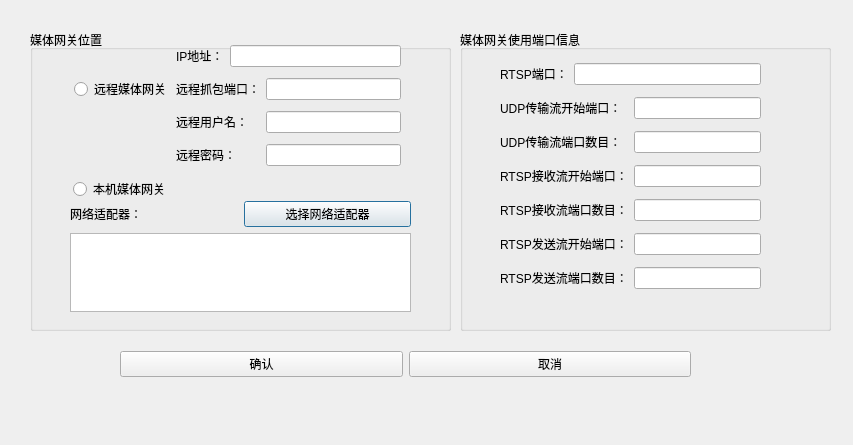
Before: the Qt Designer form ui/AddMediaDialog.ui in JeckyOH/NcgPcap, drawn with Qt 5.
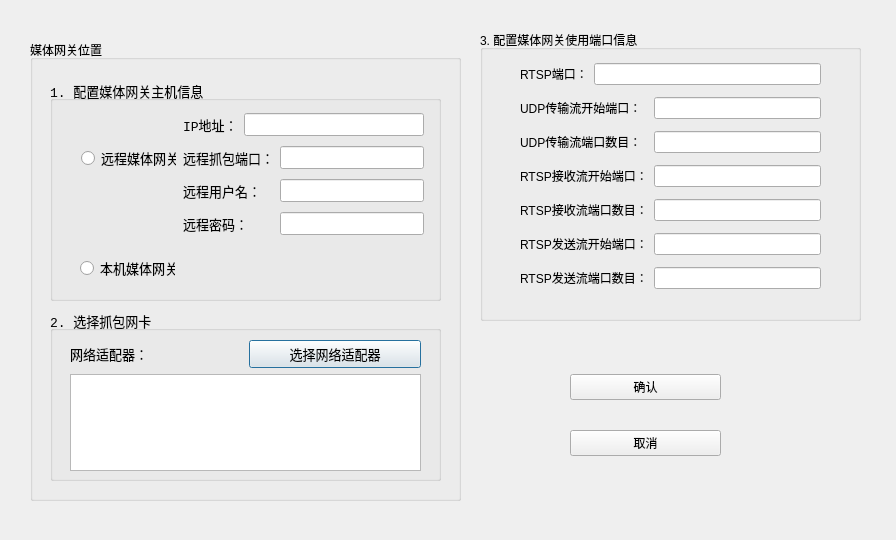
After: the same form once the commit is applied. Icons and pictures are not drawn.

```diff
--- a/ui/AddMediaDialog.ui
+++ b/ui/AddMediaDialog.ui
@@ -6,8 +6,8 @@
    <rect>
     <x>0</x>
     <y>0</y>
-    <width>853</width>
-    <height>445</height>
+    <width>896</width>
+    <height>540</height>
    </rect>
   </property>
   <property name="windowTitle">
@@ -21,21 +21,39 @@
    <property name="geometry">
     <rect>
      <x>30</x>
-     <y>30</y>
-     <width>421</width>
-     <height>301</height>
+     <y>40</y>
+     <width>431</width>
+     <height>461</height>
     </rect>
    </property>
    <property name="title">
     <string>媒体网关位置</string>
    </property>
+   <widget class="QGroupBox" name="groupBox_2">
+    <property name="geometry">
+     <rect>
+      <x>20</x>
+      <y>270</y>
+      <width>391</width>
+      <height>171</height>
+     </rect>
+    </property>
+    <property name="font">
+     <font>
+      <family>Consolas</family>
+      <pointsize>10</pointsize>
+     </font>
+    </property>
+    <property name="title">
+     <string>2. 选择抓包网卡</string>
+    </property>
    <widget class="QWidget" name="layoutWidget">
     <property name="geometry">
      <rect>
-      <x>40</x>
-      <y>171</y>
-      <width>341</width>
-      <height>111</height>
+       <x>20</x>
+       <y>30</y>
+       <width>351</width>
+       <height>131</height>
      </rect>
     </property>
     <layout class="QGridLayout" name="gridLayout_4">
@@ -58,11 +76,30 @@
      </item>
     </layout>
    </widget>
+   </widget>
+   <widget class="QGroupBox" name="groupBox_3">
+    <property name="geometry">
+     <rect>
+      <x>20</x>
+      <y>40</y>
+      <width>391</width>
+      <height>221</height>
+     </rect>
+    </property>
+    <property name="font">
+     <font>
+      <family>Consolas</family>
+      <pointsize>10</pointsize>
+     </font>
+    </property>
+    <property name="title">
+     <string>1. 配置媒体网关主机信息</string>
+    </property>
    <widget class="QRadioButton" name="LocalMediaRadioBtn">
     <property name="geometry">
      <rect>
-      <x>43</x>
-      <y>151</y>
+       <x>30</x>
+       <y>180</y>
       <width>95</width>
       <height>16</height>
      </rect>
@@ -74,8 +111,8 @@
    <widget class="QRadioButton" name="RemoteMediaRadioBtn">
     <property name="geometry">
      <rect>
-      <x>44</x>
-      <y>51</y>
+       <x>31</x>
+       <y>70</y>
       <width>95</width>
       <height>16</height>
      </rect>
@@ -84,12 +121,12 @@
      <string>远程媒体网关</string>
     </property>
    </widget>
-   <widget class="QWidget" name="">
+    <widget class="QWidget" name="layoutWidget">
     <property name="geometry">
      <rect>
-      <x>146</x>
-      <y>10</y>
-      <width>225</width>
+       <x>133</x>
+       <y>29</y>
+       <width>241</width>
       <height>131</height>
      </rect>
     </property>
@@ -137,24 +174,25 @@
     </layout>
    </widget>
   </widget>
+  </widget>
   <widget class="QGroupBox" name="groupBox">
    <property name="geometry">
     <rect>
-     <x>460</x>
+     <x>480</x>
      <y>30</y>
-     <width>371</width>
-     <height>301</height>
+     <width>381</width>
+     <height>291</height>
     </rect>
    </property>
    <property name="title">
-    <string>媒体网关使用端口信息</string>
+    <string>3. 配置媒体网关使用端口信息</string>
    </property>
    <widget class="QWidget" name="layoutWidget">
     <property name="geometry">
      <rect>
       <x>40</x>
       <y>27</y>
-      <width>261</width>
+      <width>301</width>
       <height>241</height>
      </rect>
     </property>
@@ -235,13 +273,13 @@
   <widget class="QWidget" name="layoutWidget">
    <property name="geometry">
     <rect>
-     <x>120</x>
-     <y>344</y>
-     <width>571</width>
-     <height>41</height>
+     <x>570</x>
+     <y>350</y>
+     <width>151</width>
+     <height>131</height>
     </rect>
    </property>
-   <layout class="QHBoxLayout" name="horizontalLayout">
+   <layout class="QVBoxLayout" name="verticalLayout">
     <item>
      <widget class="QPushButton" name="OkBtn">
       <property name="text">
```
Lines whose indentation alone changed are shown as unchanged.
